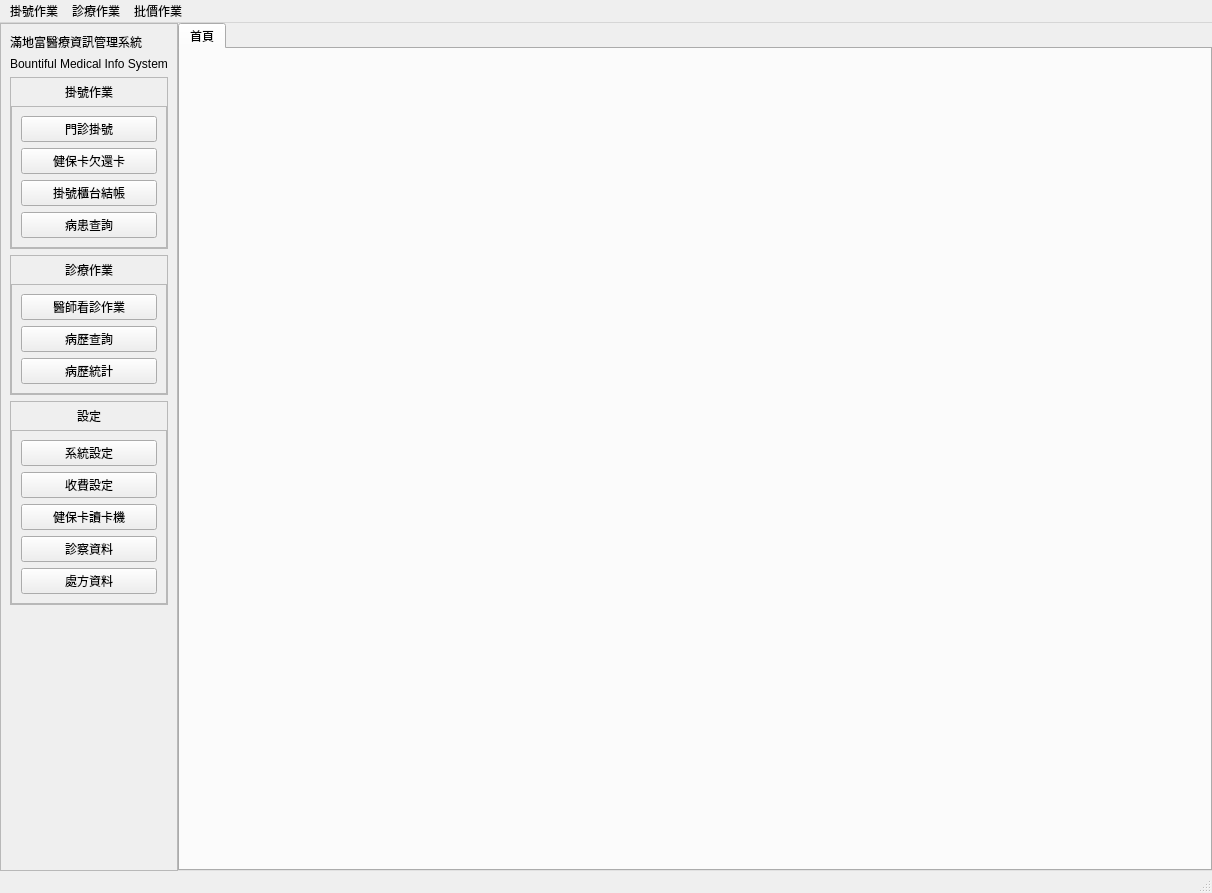
Above: ui/pymedical.ui from picacat/pyMedical before the change. Below: the same form after it.
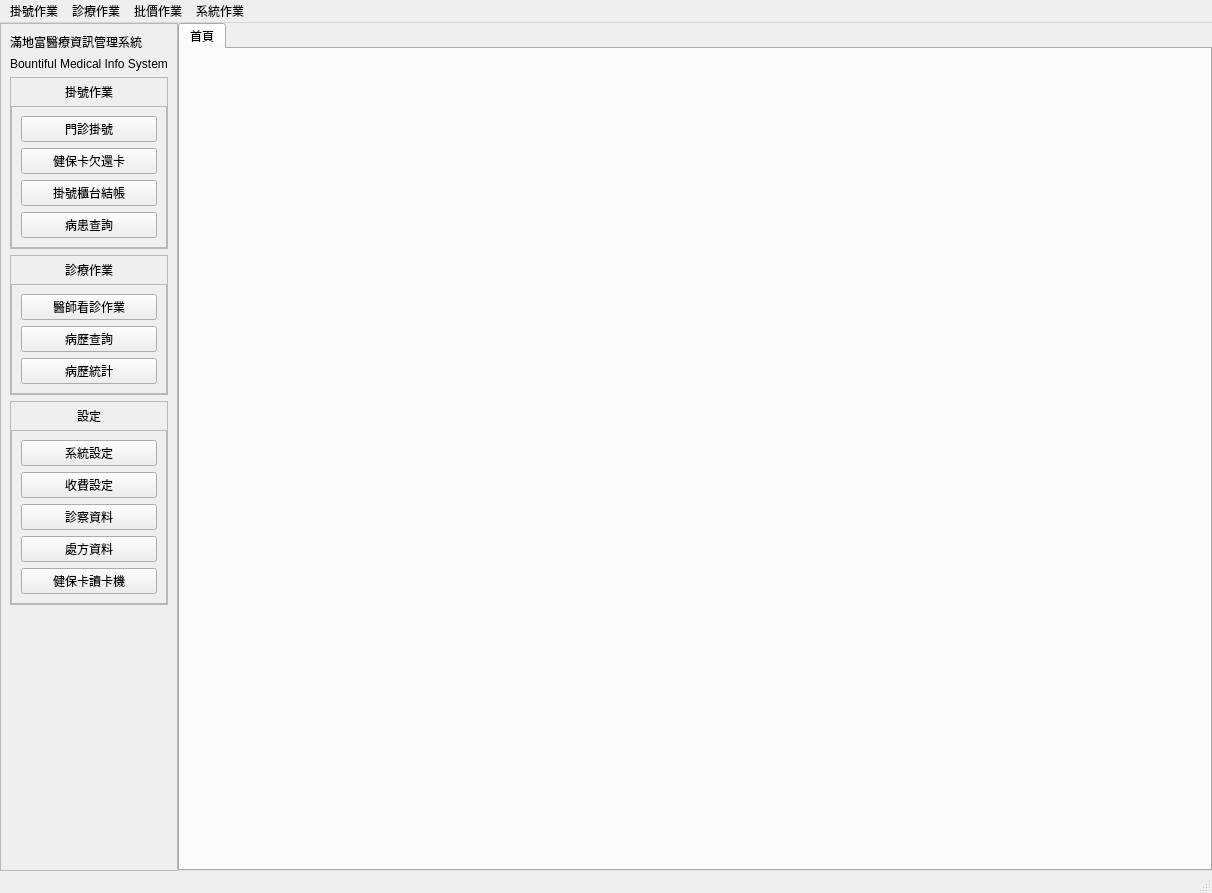
That is the form after the change. Icons and pictures are not drawn.

```diff
--- a/ui/pymedical.ui
+++ b/ui/pymedical.ui
@@ -364,13 +364,6 @@
                </property>
               </widget>
              </item>
-             <item>
-              <widget class="QPushButton" name="pushButton_ic_card">
-               <property name="text">
-                <string>健保卡讀卡機</string>
-               </property>
-              </widget>
-             </item>
              <item>
               <widget class="QPushButton" name="pushButton_diagnostic">
                <property name="text">
@@ -385,6 +378,13 @@
                </property>
               </widget>
              </item>
+             <item>
+              <widget class="QPushButton" name="pushButton_ic_card">
+               <property name="text">
+                <string>健保卡讀卡機</string>
+               </property>
+              </widget>
+             </item>
             </layout>
            </widget>
           </item>
@@ -451,9 +451,16 @@
      <string>批價作業</string>
     </property>
    </widget>
+   <widget class="QMenu" name="menu_4">
+    <property name="title">
+     <string>系統作業</string>
+    </property>
+    <addaction name="action_convert"/>
+   </widget>
    <addaction name="menu"/>
    <addaction name="menu_2"/>
    <addaction name="menu_3"/>
+   <addaction name="menu_4"/>
   </widget>
   <widget class="QStatusBar" name="statusbar"/>
   <action name="action">
```
Left out of the diff: 9 changed lines with no effect on the pictures.
